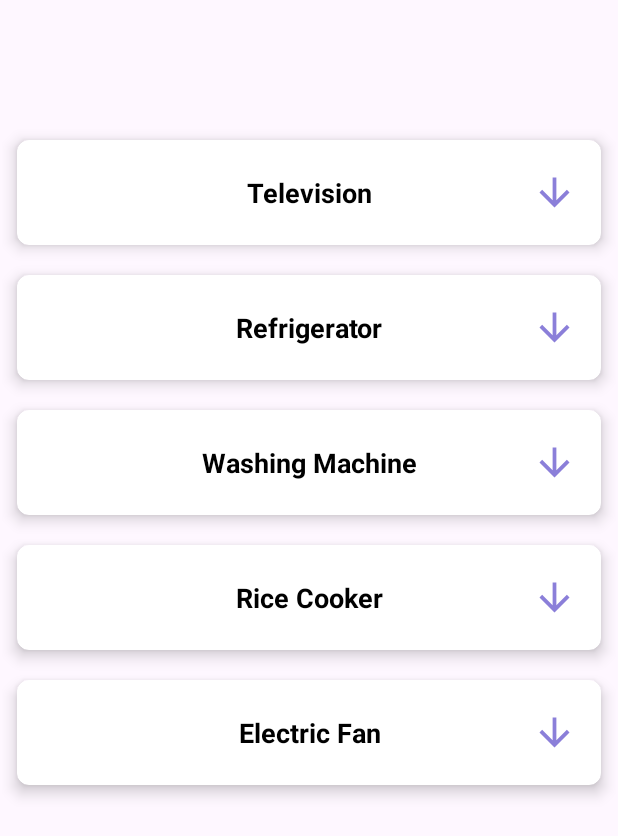
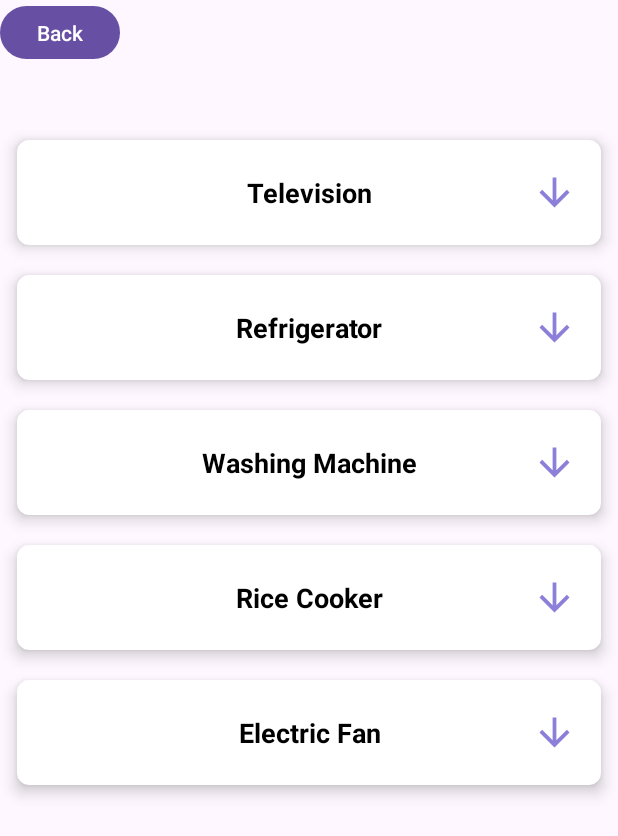
Before and after one commit to Thirdeyee1/Electric-Bill-Calculator-App, an Android app: the ApplianceSelection screen opened directly, with no data from a screen before it, on a phone screen of 412 x 824 dp. Shown: the top 836 px of the screen. Run offline under Robolectric (Android 15) with nearby library versions, the phone set to English and light mode, and no system bars.

Commit message:
added back button Automatic
added back button Automatic

```diff
--- a/app/src/main/java/com/example/softdev/ApplianceSelection.java
+++ b/app/src/main/java/com/example/softdev/ApplianceSelection.java
@@ -1,6 +1,9 @@
 package com.example.softdev;
 
+import android.content.Intent;
 import android.os.Bundle;
+import android.widget.Button;
+
 import androidx.appcompat.app.AppCompatActivity;
 import androidx.recyclerview.widget.LinearLayoutManager;
 import androidx.recyclerview.widget.RecyclerView;
@@ -16,10 +19,14 @@ public class ApplianceSelection extends AppCompatActivity {
     private List<DataModel> mList;
     private ItemAdapter adapter;
 
+
     @Override
     protected void onCreate(Bundle savedInstanceState) {
         super.onCreate(savedInstanceState);
         setContentView(R.layout.appliance_selection);
+
+        Button back2 = findViewById(R.id.btnGoBack2);
+        back2.setOnClickListener(v -> auto());
 
         recyclerView = findViewById(R.id.main_recycler);
         recyclerView.setHasFixedSize(true);
@@ -129,4 +136,10 @@ public class ApplianceSelection extends AppCompatActivity {
         adapter = new ItemAdapter(mList);
         recyclerView.setAdapter(adapter);
     }
+
+    public void auto(){
+        Intent intent = new Intent(this, automatic.class);
+        intent.addFlags(Intent.FLAG_ACTIVITY_CLEAR_TOP | Intent.FLAG_ACTIVITY_SINGLE_TOP);
+        startActivity(intent);
+    }
 }
--- a/app/src/main/java/com/example/softdev/automatic.java
+++ b/app/src/main/java/com/example/softdev/automatic.java
@@ -89,6 +89,7 @@ public class automatic extends AppCompatActivity {
         Button back = findViewById(R.id.btnGoBack1);
         back.setOnClickListener(v -> openMain());
 
+
         // For building dialog
         Button add = findViewById(R.id.add);
         add.setVisibility(View.INVISIBLE);
@@ -125,6 +126,11 @@ public class automatic extends AppCompatActivity {
 
     public void openMain() {
         Intent intent = new Intent(this, MainActivity.class);
+        startActivity(intent);
+    }
+
+    public void auto() {
+        Intent intent = new Intent(this, automatic.class);
         startActivity(intent);
     }
 
--- a/app/src/main/res/layout/appliance_selection.xml
+++ b/app/src/main/res/layout/appliance_selection.xml
@@ -15,4 +15,12 @@
         app:layout_constraintStart_toStartOf="parent"
         app:layout_constraintTop_toTopOf="parent"
         app:layout_constraintVertical_bias="0.5" />
+
+    <Button
+        android:id="@+id/btnGoBack2"
+        android:layout_width="80dp"
+        android:layout_height="43dp"
+        android:text="@string/button_back"
+        app:layout_constraintStart_toStartOf="parent"
+        app:layout_constraintTop_toTopOf="parent" />
 </androidx.constraintlayout.widget.ConstraintLayout>
```
